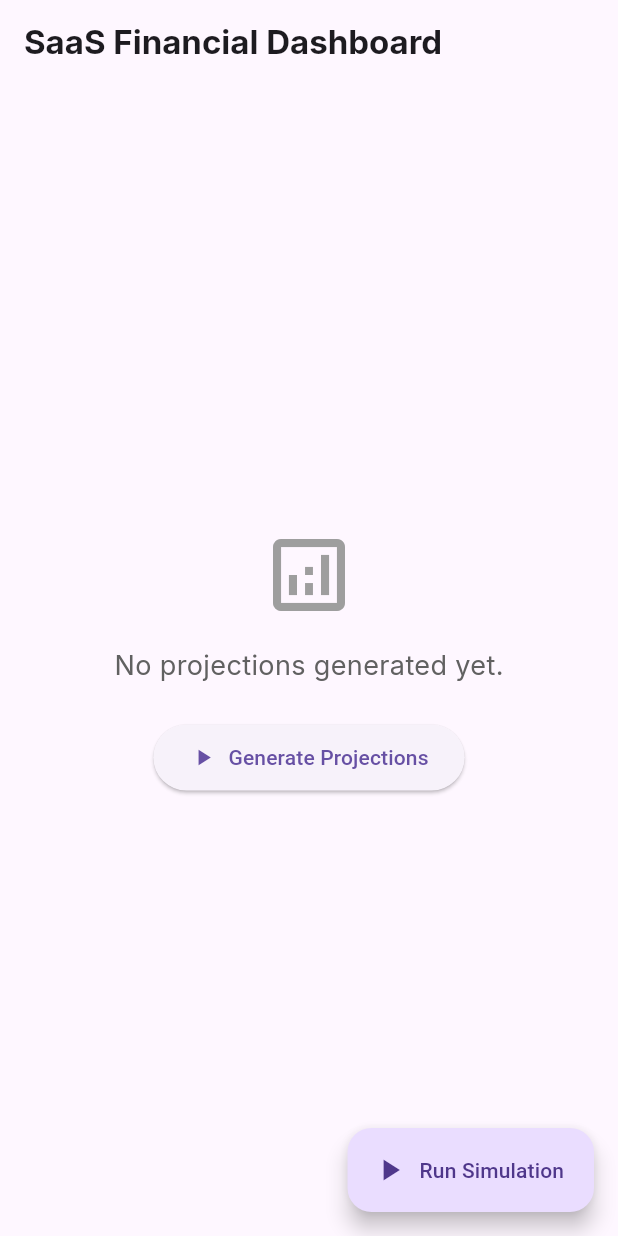
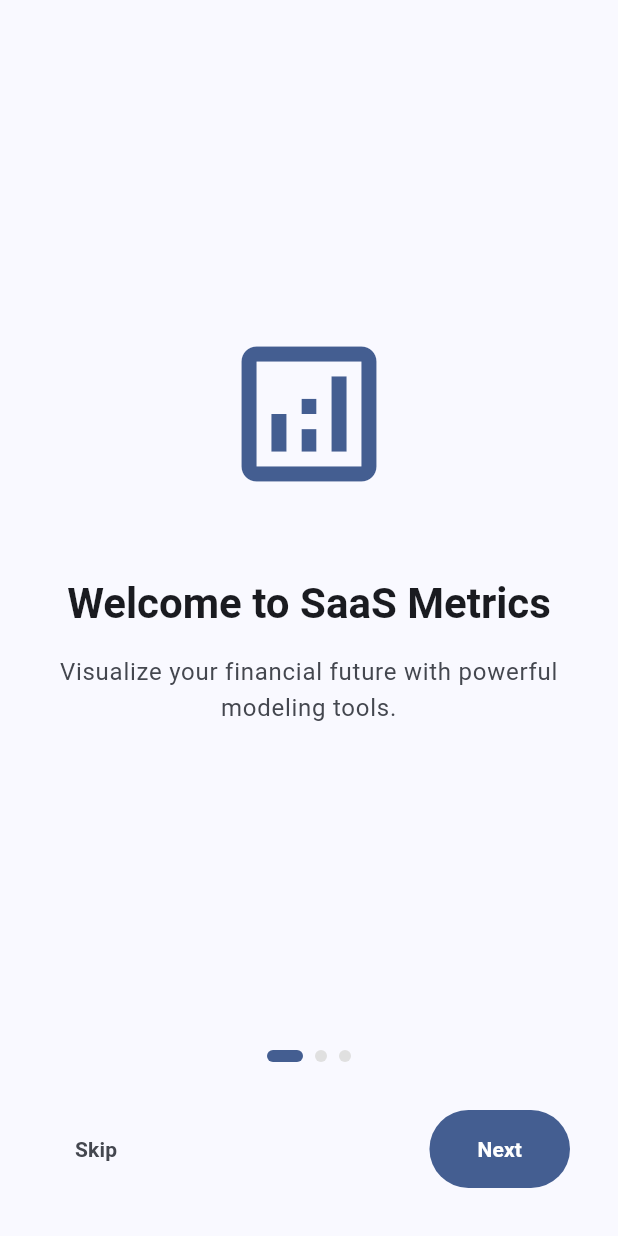
Before and after one commit to theocarranza/saas_metrics, a Flutter app: the screen it shows after launch, on a phone screen of 412 x 824 dp. Run offline on Flutter 3.47's test engine with Material 3 defaults, Android fonts, the phone set to English and light mode, and no system bars; our stand-ins replace equatable, fl_chart, flutter_riverpod, google_fonts, riverpod_annotation, shared_preferences; generated files the repository leaves out were written again.

Commit message:
feat: Enhance Dashboard UI with responsive auth pages, persistence, and improved UX

```diff
--- a/lib/features/financial_modeling/presentation/widgets/revenue_chart.dart
+++ b/lib/features/financial_modeling/presentation/widgets/revenue_chart.dart
@@ -61,7 +61,7 @@ class RevenueChart extends StatelessWidget {
             dotData: const FlDotData(show: false),
             belowBarData: BarAreaData(
               show: true,
-              color: Colors.blueAccent.withOpacity(0.1),
+              color: Colors.blueAccent.withValues(alpha: 0.1),
             ),
           ),
         ],
--- /dev/null
+++ b/lib/features/onboarding/presentation/pages/onboarding_page.dart
@@ -0,0 +1,186 @@
+import 'package:flutter/material.dart';
+import 'package:saas_metrics/features/auth/presentation/pages/login_page.dart';
+
+class OnboardingPage extends StatefulWidget {
+  const OnboardingPage({super.key});
+
+  @override
+  State<OnboardingPage> createState() => _OnboardingPageState();
+}
+
+class _OnboardingPageState extends State<OnboardingPage> {
+  final PageController _pageController = PageController();
+  int _currentPage = 0;
+
+  final List<Map<String, String>> _slides = [
+    {
+      'title': 'Welcome to SaaS Metrics',
+      'description':
+          'Visualize your financial future with powerful modeling tools.',
+      'icon': 'analytics',
+    },
+    {
+      'title': 'Track Key Metrics',
+      'description': 'Keep an eye on MRR, Churn, and Cash Flow in real-time.',
+      'icon': 'trending_up',
+    },
+    {
+      'title': 'Make Better Decisions',
+      'description':
+          'Simulate scenarios and plan your growth strategy with confidence.',
+      'icon': 'lightbulb',
+    },
+  ];
+
+  @override
+  Widget build(BuildContext context) {
+    return Scaffold(
+      body: SafeArea(
+        child: Column(
+          children: [
+            Expanded(
+              child: PageView.builder(
+                controller: _pageController,
+                onPageChanged: (index) {
+                  setState(() {
+                    _currentPage = index;
+                  });
+                },
+                itemCount: _slides.length,
+                itemBuilder: (context, index) {
+                  return _buildSlide(_slides[index]);
+                },
+              ),
+            ),
+            _buildIndicators(),
+            _buildBottomControls(),
+          ],
+        ),
+      ),
+    );
+  }
+
+  Widget _buildBottomControls() {
+    final theme = Theme.of(context);
+    final isLastPage = _currentPage == _slides.length - 1;
+
+    return Padding(
+      padding: const EdgeInsets.all(32.0),
+      child: Row(
+        mainAxisAlignment: MainAxisAlignment.spaceBetween,
+        children: [
+          if (!isLastPage)
+            TextButton(
+              onPressed: () {
+                _pageController.animateToPage(
+                  _slides.length - 1,
+                  duration: const Duration(milliseconds: 400),
+                  curve: Curves.easeInOut,
+                );
+              },
+              child: Text(
+                'Skip',
+                style: theme.textTheme.labelLarge?.copyWith(
+                  color: theme.colorScheme.onSurfaceVariant,
+                  fontWeight: FontWeight.w600,
+                ),
+              ),
+            )
+          else
+            const SizedBox(width: 64), // Spacer to balance layout
+          FilledButton(
+            onPressed: () {
+              if (isLastPage) {
+                Navigator.of(context).pushReplacement(
+                  MaterialPageRoute(builder: (_) => const LoginPage()),
+                );
+              } else {
+                _pageController.nextPage(
+                  duration: const Duration(milliseconds: 400),
+                  curve: Curves.easeInOut,
+                );
+              }
+            },
+            style: FilledButton.styleFrom(
+              padding: const EdgeInsets.symmetric(horizontal: 32, vertical: 16),
+            ),
+            child: Text(
+              isLastPage ? 'Get Started' : 'Next',
+              style: theme.textTheme.labelLarge?.copyWith(
+                fontWeight: FontWeight.bold,
+                color: theme.colorScheme.onPrimary,
+              ),
+            ),
+          ),
+        ],
+      ),
+    );
+  }
+
+  Widget _buildIndicators() {
+    return Row(
+      mainAxisAlignment: MainAxisAlignment.center,
+      children: List.generate(
+        _slides.length,
+        (index) => Container(
+          margin: const EdgeInsets.symmetric(horizontal: 4),
+          width: _currentPage == index ? 24 : 8,
+          height: 8,
+          decoration: BoxDecoration(
+            color: _currentPage == index
+                ? Theme.of(context).primaryColor
+                : Colors.grey[300],
+            borderRadius: BorderRadius.circular(4),
+          ),
+        ),
+      ),
+    );
+  }
+
+  Widget _buildSlide(Map<String, String> slide) {
+    final theme = Theme.of(context);
+
+    IconData iconData;
+    switch (slide['icon']) {
+      case 'analytics':
+        iconData = Icons.analytics_outlined;
+        break;
+      case 'trending_up':
+        iconData = Icons.trending_up;
+        break;
+      case 'lightbulb':
+        iconData = Icons.lightbulb_outline;
+        break;
+      default:
+        iconData = Icons.circle;
+    }
+
+    return Padding(
+      padding: const EdgeInsets.all(32.0),
+      child: Column(
+        mainAxisAlignment: MainAxisAlignment.center,
+        children: [
+          Icon(iconData, size: 120, color: theme.colorScheme.primary),
+          const SizedBox(height: 48),
+          Text(
+            slide['title']!,
+            textAlign: TextAlign.center,
+            style: theme.textTheme.headlineMedium?.copyWith(
+              fontWeight: FontWeight.bold,
+              color: theme.colorScheme.onSurface,
+            ),
+          ),
+          const SizedBox(height: 16),
+          Text(
+            slide['description']!,
+            textAlign: TextAlign.center,
+            style: theme.textTheme.bodyLarge?.copyWith(
+              color: theme.colorScheme.onSurfaceVariant,
+              height: 1.5,
+            ),
+          ),
+        ],
+      ),
+    );
+  }
+}
--- a/lib/main.dart
+++ b/lib/main.dart
@@ -1,7 +1,6 @@
 import 'package:flutter/material.dart';
 import 'package:flutter_riverpod/flutter_riverpod.dart';
-
-import 'features/financial_modeling/presentation/pages/dashboard_page.dart';
+import 'package:saas_metrics/features/onboarding/presentation/pages/onboarding_page.dart';
 
 void main() {
   runApp(const ProviderScope(child: MainApp()));
@@ -14,8 +13,11 @@ class MainApp extends StatelessWidget {
   Widget build(BuildContext context) {
     return MaterialApp(
       title: 'SaaS Metrics',
-      theme: ThemeData(primarySwatch: Colors.blue, useMaterial3: true),
-      home: const DashboardPage(),
+      theme: ThemeData(
+        colorScheme: ColorScheme.fromSeed(seedColor: Colors.blueAccent),
+        useMaterial3: true,
+      ),
+      home: const OnboardingPage(),
     );
   }
 }
--- a/pubspec.yaml
+++ b/pubspec.yaml
@@ -14,6 +14,8 @@ dependencies:
   riverpod_annotation: ^4.0.0
   fl_chart: ^1.1.1
   google_fonts: ^7.0.0
+  intl: ^0.20.2
+  shared_preferences: ^2.5.4
 
 dev_dependencies:
   flutter_test:
```
Also changed, not shown: lib/features/auth/presentation/pages/login_page.dart (added, +183 -0 lines), lib/features/auth/presentation/pages/sign_up_page.dart (added, +157 -0 lines), lib/features/financial_modeling/presentation/pages/dashboard_page.dart (+37 -7 lines), lib/features/financial_modeling/presentation/widgets/kpi_card.dart (+8 -9 lines), pubspec.lock.
